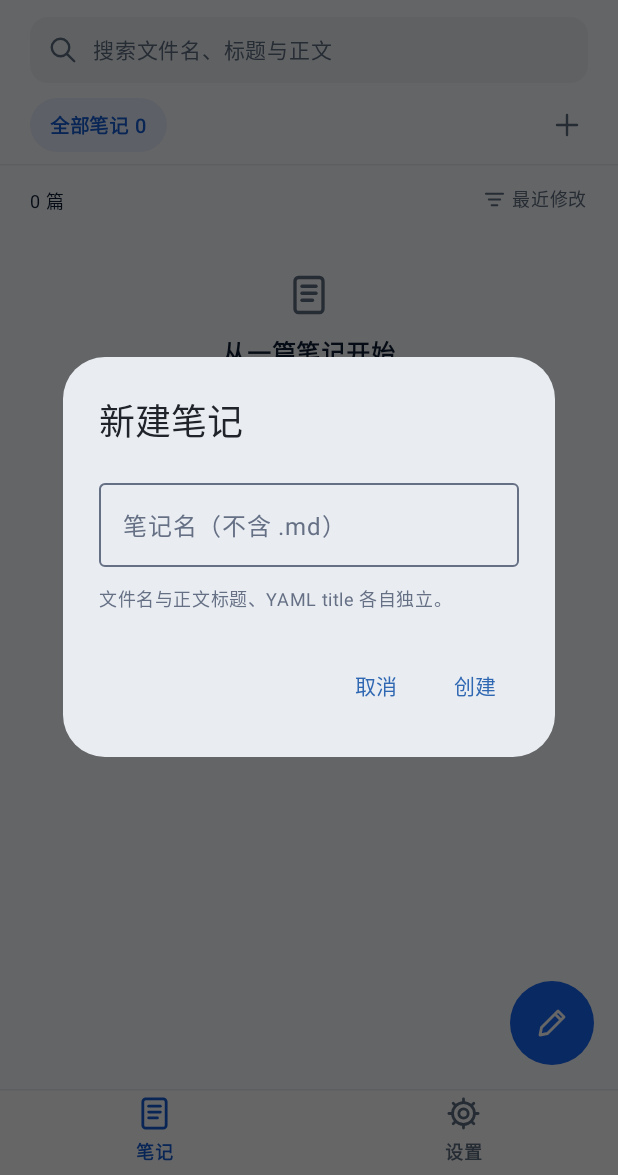
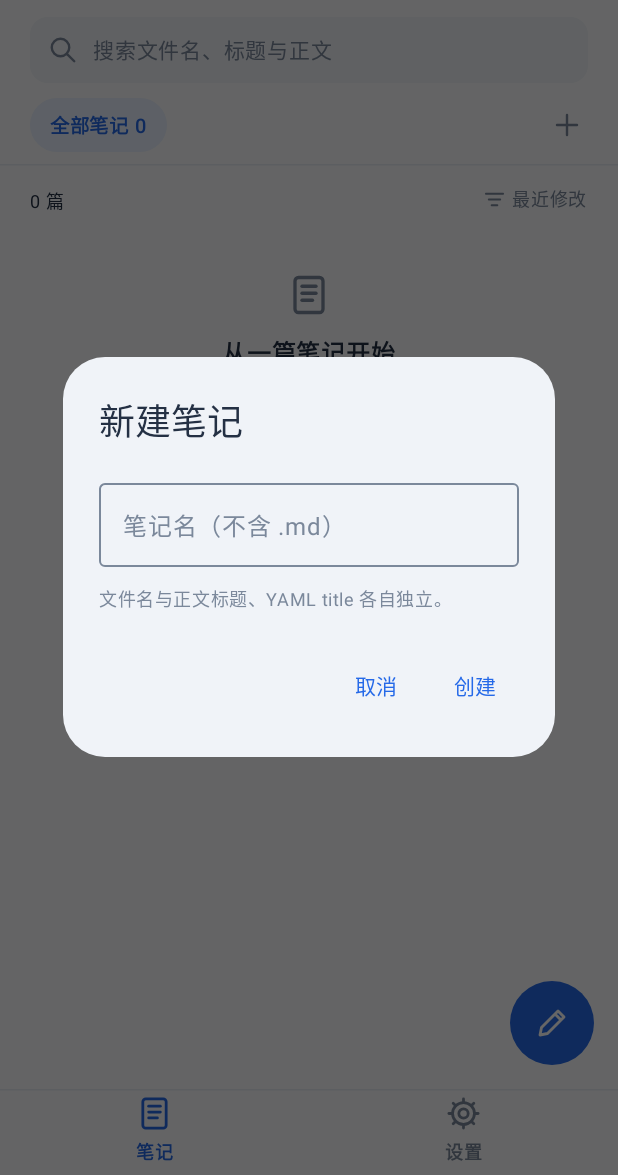
Before and after one commit to elio-zwd/Life-Archive-Android, an Android app built with Jetpack Compose: the screen it shows after launch (MainActivity), after a tap on "新建笔记", on a phone screen of 412 x 824 dp, the part 61-1236 px from its top. Run offline under Robolectric (Android 15) with nearby library versions, the phone set to English and light mode, and no system bars; our stand-ins replace Dagger/Hilt's generated code, Navigation 3, Room's generated code; pictures from the network do not load.

Commit message:
feat(theme): 统一全应用三种主题风格

```diff
--- a/app/src/main/kotlin/com/elio/lifearchive/ArchiveApp.kt
+++ b/app/src/main/kotlin/com/elio/lifearchive/ArchiveApp.kt
@@ -35,6 +35,8 @@ import com.elio.lifearchive.core.document.RawDocument
 import com.elio.lifearchive.core.preferences.*
 import com.elio.lifearchive.core.designsystem.DocumentPageTheme
 import com.elio.lifearchive.core.designsystem.DocumentPalette
+import com.elio.lifearchive.core.designsystem.ThemeStyleDialog
+import com.elio.lifearchive.core.designsystem.label
 import androidx.core.view.WindowCompat
 import com.elio.lifearchive.domain.notes.*
 import com.elio.lifearchive.feature.editor.*
@@ -80,7 +82,24 @@ internal fun ArchiveApp(notes: NotesRepository, preferences: PreferencesReposito
     val homeDark = when (values.theme) { ThemeMode.SYSTEM -> systemDark; ThemeMode.DARK -> true; ThemeMode.LIGHT -> false }
     val documentTheme = values.resolvedDocumentTheme(homeDark)
     val documentPalette = when (documentTheme) { DocumentTheme.BLUE -> DocumentPalette.BLUE; DocumentTheme.WARM -> DocumentPalette.WARM; DocumentTheme.GRAPHITE -> DocumentPalette.GRAPHITE }
-    val currentDark = if (backStack.lastOrNull() is NoteDestination) documentPalette == DocumentPalette.GRAPHITE else homeDark
+    val currentDark = documentPalette == DocumentPalette.GRAPHITE
+    var themePicker by rememberSaveable { mutableStateOf(false) }
+    var themeError by rememberSaveable { mutableStateOf<String?>(null) }
+    fun chooseTheme(chosen: DocumentTheme) {
+        libraryOperation {
+            try { preferences.setDocumentTheme(chosen) }
+            catch (e: kotlinx.coroutines.CancellationException) { throw e }
+            catch (e: Exception) { themeError = e.message ?: "请重试" }
+        }
+    }
+    if (themePicker) ThemeStyleDialog(documentPalette, onDismiss = { themePicker = false }, onChoose = {
+        themePicker = false
+        chooseTheme(when (it) { DocumentPalette.BLUE -> DocumentTheme.BLUE; DocumentPalette.WARM -> DocumentTheme.WARM; DocumentPalette.GRAPHITE -> DocumentTheme.GRAPHITE })
+    })
+    themeError?.let { failure -> AlertDialog(
+        onDismissRequest = { themeError = null }, title = { Text("主题保存失败") },
+        text = { Text(failure) }, confirmButton = { TextButton(onClick = { themeError = null }) { Text("关闭") } },
+    ) }
     SideEffect {
         activity?.window?.let { window ->
             WindowCompat.getInsetsController(window, window.decorView).apply {
@@ -221,14 +240,8 @@ internal fun ArchiveApp(notes: NotesRepository, preferences: PreferencesReposito
                             }
                         }
                     },
-                    onTheme = {
-                        libraryOperation {
-                            try { preferences.setTheme(when (values.theme) { ThemeMode.SYSTEM -> ThemeMode.LIGHT; ThemeMode.LIGHT -> ThemeMode.DARK; ThemeMode.DARK -> ThemeMode.SYSTEM }) }
-                            catch (e: kotlinx.coroutines.CancellationException) { throw e }
-                            catch (e: Exception) { message = "主题保存失败：${e.message}" }
-                        }
-                    },
-                    themeLabel = when (values.theme) { ThemeMode.SYSTEM -> "跟随系统"; ThemeMode.LIGHT -> "浅色"; ThemeMode.DARK -> "深色" },
+                    onTheme = { themePicker = true },
+                    themeLabel = documentPalette.label,
                     onClearError = model::clearError, sampleBusy = creatingSample, message = message,
                     onQuery = model::query, onSettings = { if (settings != null) backStack.add(SettingsDestination) },
                     onBackup = { if (settings != null) pickExport("backup") }, loadThumbnail = model::loadThumbnail,
@@ -256,11 +269,7 @@ internal fun ArchiveApp(notes: NotesRepository, preferences: PreferencesReposito
                             val detail = withContext(Dispatchers.IO) { library?.metadata(NoteId(key.id)) }
                             if (backStack.lastOrNull() == key) (detail as? NoteResult.Success)?.value?.let(::openCover)
                         } },
-                        onDocumentTheme = { chosen -> libraryOperation {
-                            try { preferences.setDocumentTheme(chosen) }
-                            catch (e: kotlinx.coroutines.CancellationException) { throw e }
-                            catch (e: Exception) { model.message("文档主题保存失败：${e.message}") }
-                        } },
+                        onDocumentTheme = ::chooseTheme,
                     )
                 }
             }
@@ -281,7 +290,7 @@ internal fun ArchiveApp(notes: NotesRepository, preferences: PreferencesReposito
                 LaunchedEffect(Unit) { settings?.refreshCache() }
                 if (settings != null) {
                     val state by settings.state.collectAsStateWithLifecycle()
-                    SettingsScreen(state, values, onBack = { backStack.removeLastOrNull() }, onTheme = settings::theme, onFont = settings::font, onRemote = settings::remote,
+                    SettingsScreen(state, values, onBack = { backStack.removeLastOrNull() }, onTheme = { themePicker = true }, onFont = settings::font, onRemote = settings::remote,
                         onClearCache = settings::clearCache, onClearReaderCache = settings::clearReaderCache, onImportFiles = { importPicker.launch(arrayOf("text/markdown", "text/plain", "application/octet-stream")) },
                         onImportDirectory = { directoryPicker.launch(null) }, onExport = { pickExport("zip") }, onBackup = { pickExport("backup") },
                         onPickRestore = { backupPicker.launch(arrayOf("application/zip", "application/octet-stream")) }, onRestore = { settings.restore(beforeRestore = {
--- a/app/src/main/kotlin/com/elio/lifearchive/MainActivity.kt
+++ b/app/src/main/kotlin/com/elio/lifearchive/MainActivity.kt
@@ -11,7 +11,10 @@ import androidx.compose.material3.Text
 import androidx.compose.runtime.getValue
 import androidx.lifecycle.ViewModelProvider
 import androidx.lifecycle.compose.collectAsStateWithLifecycle
-import com.elio.lifearchive.core.designsystem.LifeArchiveTheme
+import com.elio.lifearchive.core.designsystem.DocumentPageTheme
+import com.elio.lifearchive.core.designsystem.DocumentPalette
+import com.elio.lifearchive.core.preferences.DocumentTheme
+import com.elio.lifearchive.core.preferences.resolvedDocumentTheme
 import com.elio.lifearchive.core.preferences.ThemeMode
 import com.elio.lifearchive.core.preferences.PreferencesRepository
 import com.elio.lifearchive.domain.notes.NotesRepository
@@ -43,7 +46,12 @@ class MainActivity : ComponentActivity() {
                 ThemeMode.DARK -> true
                 ThemeMode.LIGHT -> false
             }
-            LifeArchiveTheme(darkTheme = dark) {
+            val palette = when (state.preferences.resolvedDocumentTheme(dark)) {
+                DocumentTheme.BLUE -> DocumentPalette.BLUE
+                DocumentTheme.WARM -> DocumentPalette.WARM
+                DocumentTheme.GRAPHITE -> DocumentPalette.GRAPHITE
+            }
+            DocumentPageTheme(palette) {
                 when {
                     state.error != null -> Scaffold { Text("初始化失败：${state.error}", modifier = androidx.compose.ui.Modifier.padding(it)) }
                     !state.ready -> Scaffold { Text("正在恢复本地状态…", modifier = androidx.compose.ui.Modifier.padding(it)) }
--- a/feature/notes/src/main/kotlin/com/elio/lifearchive/feature/notes/NotesScreen.kt
+++ b/feature/notes/src/main/kotlin/com/elio/lifearchive/feature/notes/NotesScreen.kt
@@ -28,7 +28,6 @@ import androidx.compose.ui.graphics.SolidColor
 import androidx.compose.ui.graphics.StrokeCap
 import androidx.compose.ui.graphics.StrokeJoin
 import androidx.compose.ui.graphics.drawscope.Stroke
-import androidx.compose.ui.graphics.luminance
 import androidx.compose.ui.platform.testTag
 import androidx.compose.ui.semantics.contentDescription
 import androidx.compose.ui.semantics.semantics
@@ -53,14 +52,10 @@ private data class HomeColors(
 )
 
 @Composable
-private fun homeColors(): HomeColors =
-    if (MaterialTheme.colorScheme.background.luminance() < 0.5f) HomeColors(
-        Color(0xFF25292F), Color(0xFF303740), Color(0xFFF0F3F9), Color(0xFFB3BFCD),
-        Color(0xFF424A56), Color(0xFF39424D), Color(0xFF253D5D), Color(0xFF8AB7FF), Color(0xFF287FF7),
-    ) else HomeColors(
-        Color(0xFFFCFDFF), Color.White, Color(0xFF101F37), Color(0xFF5F6E82),
-        Color(0xFFE9EDF3), Color(0xFFF1F4F8), Color(0xFFEAF2FF), Color(0xFF145ED7), Color(0xFF1766F5),
-    )
+private fun homeColors(): HomeColors = MaterialTheme.colorScheme.let {
+    HomeColors(it.background, it.surface, it.onSurface, it.onSurfaceVariant,
+        it.outlineVariant, it.surfaceVariant, it.primaryContainer, it.primary, it.primary)
+}
 
 @Composable
 fun NotesScreen(
@@ -168,7 +163,7 @@ fun NotesScreen(
                     .clickable(enabled = !state.creating, onClick = newNote)
                     .semantics { contentDescription = "新建笔记" }.testTag("new-note"),
                 contentAlignment = Alignment.Center,
-            ) { HomeIcon("pencil", Color.White, Modifier.size(24.dp)) }
+            ) { HomeIcon("pencil", MaterialTheme.colorScheme.onPrimary, Modifier.size(24.dp)) }
         },
     ) { padding ->
         Column(Modifier.fillMaxSize().padding(padding)) {
--- a/feature/settings/src/main/kotlin/com/elio/lifearchive/feature/settings/SettingsScreen.kt
+++ b/feature/settings/src/main/kotlin/com/elio/lifearchive/feature/settings/SettingsScreen.kt
@@ -9,16 +9,18 @@ import androidx.compose.runtime.*
 import androidx.compose.ui.Modifier
 import androidx.compose.ui.unit.dp
 import com.elio.lifearchive.core.preferences.*
+import com.elio.lifearchive.core.designsystem.LocalDocumentTheme
+import com.elio.lifearchive.core.designsystem.label
 
 @OptIn(ExperimentalMaterial3Api::class)
-@Composable fun SettingsScreen(state: SettingsUiState, preferences: UserPreferences, onBack: () -> Unit, onTheme: (ThemeMode) -> Unit, onFont: (Float) -> Unit, onRemote: (RemoteLoading) -> Unit, onClearCache: () -> Unit, onImportFiles: () -> Unit, onImportDirectory: () -> Unit, onExport: () -> Unit, onBackup: () -> Unit, onPickRestore: () -> Unit, onRestore: () -> Unit, onCancelRestore: () -> Unit, onImport: () -> Unit, onCancelImport: () -> Unit, onClearReaderCache: () -> Unit = {}) {
+@Composable fun SettingsScreen(state: SettingsUiState, preferences: UserPreferences, onBack: () -> Unit, onTheme: () -> Unit, onFont: (Float) -> Unit, onRemote: (RemoteLoading) -> Unit, onClearCache: () -> Unit, onImportFiles: () -> Unit, onImportDirectory: () -> Unit, onExport: () -> Unit, onBackup: () -> Unit, onPickRestore: () -> Unit, onRestore: () -> Unit, onCancelRestore: () -> Unit, onImport: () -> Unit, onCancelImport: () -> Unit, onClearReaderCache: () -> Unit = {}) {
     BackHandler(enabled = state.busy) { }
     Scaffold(topBar = { TopAppBar(title = { Text("设置与资料管理") }, navigationIcon = { TextButton(onClick = onBack, enabled = !state.busy) { Text("返回") } }) }) { padding ->
         Column(Modifier.fillMaxSize().padding(padding).verticalScroll(rememberScrollState()).padding(20.dp), verticalArrangement = Arrangement.spacedBy(12.dp)) {
             if (state.busy) LinearProgressIndicator(Modifier.fillMaxWidth())
             state.message?.let { Text(it, color = MaterialTheme.colorScheme.primary) }
             Text("显示", style = MaterialTheme.typography.titleMedium)
-            Row { ThemeMode.entries.forEach { mode -> TextButton(onClick = { onTheme(mode) }, enabled = !state.busy) { Text((if (mode == preferences.theme) "✓ " else "") + when (mode) { ThemeMode.SYSTEM -> "跟随系统"; ThemeMode.LIGHT -> "浅色"; ThemeMode.DARK -> "深色" }) } } }
+            TextButton(onClick = onTheme, enabled = !state.busy) { Text("主题：${LocalDocumentTheme.current.label}") }
             Text("字号：${(preferences.fontScale * 100).toInt()}%")
             var scale by remember(preferences.fontScale) { mutableFloatStateOf(preferences.fontScale) }
             Slider(value = scale.coerceIn(.5f, 3f), onValueChange = { scale = it }, onValueChangeFinished = { onFont(scale) }, valueRange = .5f..3f, enabled = !state.busy)
--- a/feature/settings/src/main/kotlin/com/elio/lifearchive/feature/settings/SettingsViewModel.kt
+++ b/feature/settings/src/main/kotlin/com/elio/lifearchive/feature/settings/SettingsViewModel.kt
@@ -34,7 +34,6 @@ class SettingsViewModel(private val preferences: PreferencesRepository, private
             finally { mutable.value = state.value.copy(busy = false) }
         }
     }
-    fun theme(value: ThemeMode) = run { preferences.setTheme(value); "主题已保存" }
     fun font(value: Float) = run { preferences.setFontScale(value); "字号已保存" }
     fun remote(value: RemoteLoading) = run { preferences.setRemoteLoading(value); "远程加载设置已保存" }
     fun clearCache() = run { cache.clear(); mutable.value = state.value.copy(cacheBytes = 0); "已清理远程资源及网页副本，笔记和附件不受影响" }
```
Also changed, not shown: core/designsystem/src/main/kotlin/com/elio/lifearchive/core/designsystem/ThemeStyleDialog.kt (added, +55 -0 lines), feature/editor/src/main/kotlin/com/elio/lifearchive/feature/editor/EditorScreen.kt (+5 -36 lines), 1 other file.
